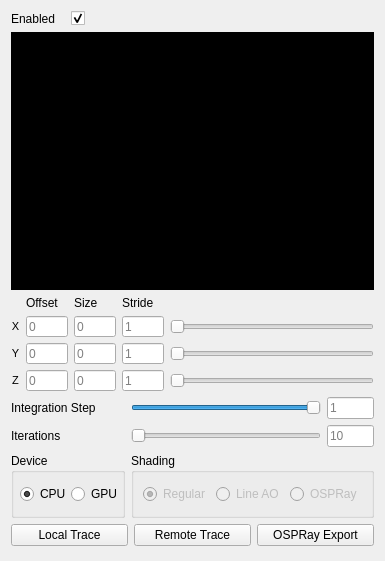
This is include/pli_vis/ui/plugins/local_tractography_toolbox.ui in VRGroupRWTH/pli_view as Qt 5 draws it before an edit. The edited form follows.
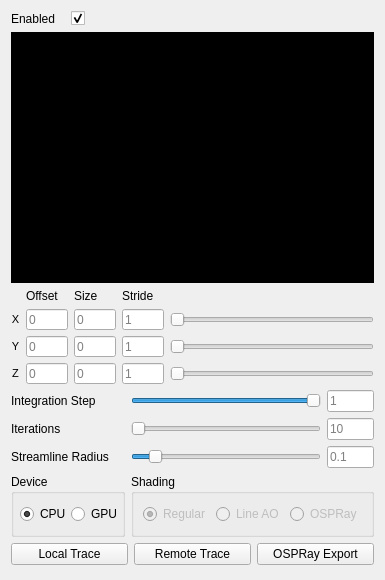
This is the edited form. Custom widgets are drawn as their Qt base class.

Commit message: Streamline radius is adjustable in the UI.

```diff
--- a/include/pli_vis/ui/plugins/local_tractography_toolbox.ui
+++ b/include/pli_vis/ui/plugins/local_tractography_toolbox.ui
@@ -7,7 +7,7 @@
     <x>0</x>
     <y>0</y>
     <width>337</width>
-    <height>561</height>
+    <height>580</height>
    </rect>
   </property>
   <property name="windowTitle">
@@ -1115,6 +1115,54 @@
     </widget>
    </item>
    <item row="5" column="0" colspan="2">
+    <widget class="QLabel" name="label_streamline_radius">
+     <property name="text">
+      <string>Streamline Radius</string>
+     </property>
+    </widget>
+   </item>
+   <item row="5" column="2">
+    <widget class="QSlider" name="slider_streamline_radius">
+     <property name="sizePolicy">
+      <sizepolicy hsizetype="Preferred" vsizetype="Preferred">
+       <horstretch>4</horstretch>
+       <verstretch>0</verstretch>
+      </sizepolicy>
+     </property>
+     <property name="minimumSize">
+      <size>
+       <width>0</width>
+       <height>0</height>
+      </size>
+     </property>
+     <property name="minimum">
+      <number>1</number>
+     </property>
+     <property name="maximum">
+      <number>10000</number>
+     </property>
+     <property name="value">
+      <number>1000</number>
+     </property>
+     <property name="orientation">
+      <enum>Qt::Horizontal</enum>
+     </property>
+    </widget>
+   </item>
+   <item row="5" column="3">
+    <widget class="QLineEdit" name="line_edit_streamline_radius">
+     <property name="sizePolicy">
+      <sizepolicy hsizetype="Preferred" vsizetype="Preferred">
+       <horstretch>1</horstretch>
+       <verstretch>0</verstretch>
+      </sizepolicy>
+     </property>
+     <property name="placeholderText">
+      <string>0.1</string>
+     </property>
+    </widget>
+   </item>
+   <item row="6" column="0" colspan="2">
     <widget class="QGroupBox" name="groupBox">
      <property name="sizePolicy">
       <sizepolicy hsizetype="Preferred" vsizetype="Minimum">
@@ -1164,7 +1212,7 @@
      </layout>
     </widget>
    </item>
-   <item row="5" column="2" colspan="2">
+   <item row="6" column="2" colspan="2">
     <widget class="QGroupBox" name="groupBox_2">
      <property name="enabled">
       <bool>true</bool>
@@ -1221,7 +1269,7 @@
      </layout>
     </widget>
    </item>
-   <item row="6" column="0" colspan="4">
+   <item row="7" column="0" colspan="4">
     <layout class="QHBoxLayout" name="horizontalLayout">
      <item>
       <widget class="QPushButton" name="button_local_trace">
@@ -1273,7 +1321,7 @@
      </item>
     </layout>
    </item>
-   <item row="7" column="0" colspan="4">
+   <item row="8" column="0">
     <spacer name="spacer_vertical">
      <property name="orientation">
       <enum>Qt::Vertical</enum>
```
The commit also changes 5 other files.
